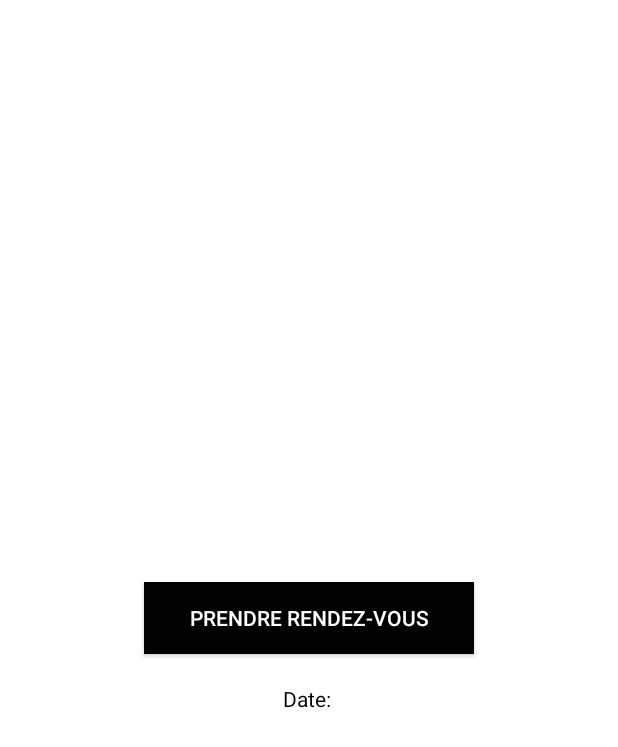
After one commit to BadreddineZatout/AskDoc_MobileApp, an Android app: the ChooseDateFragment screen opened directly, with no data from a screen before it, on a phone screen of 412 x 824 dp. The commit adds this screen. Shown: the top 747 px of the screen. Run offline under Robolectric (Android 15) with nearby library versions, the phone set to English and light mode, and no system bars; Roboto replaces fonts that are not available here.

Commit message:
add fragments

```diff
--- a/app/src/main/java/com/example/askdoc/HomeActivity.kt
+++ b/app/src/main/java/com/example/askdoc/HomeActivity.kt
@@ -1,30 +1,18 @@
 package com.example.askdoc
 
-import android.app.DatePickerDialog
 import androidx.appcompat.app.AppCompatActivity
 import android.os.Bundle
-import android.view.View
-import android.widget.DatePicker
-import androidx.core.view.isVisible
-import kotlinx.android.synthetic.main.activity_home.*
-import java.util.*
+import com.example.askdoc.fragments.ChooseDateFragment
 
 class HomeActivity : AppCompatActivity() {
     override fun onCreate(savedInstanceState: Bundle?) {
         super.onCreate(savedInstanceState)
         setContentView(R.layout.activity_home)
 
-        // Calendar
-        val c = Calendar.getInstance()
-        val year = c.get(Calendar.YEAR)
-        val month = c.get(Calendar.MONTH)
-        val day = c.get(Calendar.DAY_OF_MONTH)
-        bookingButton.setOnClickListener{
-            val dpd = DatePickerDialog(this,DatePickerDialog.OnDateSetListener { view, mYear, mMonth, mDay ->
-                dateView.setText(""+mDay+"/"+ (mMonth.toInt()+1)+"/"+mYear)
-                hourButton.visibility= View.VISIBLE
-            },year,month,day)
-            dpd.show()
+        if(savedInstanceState == null) {
+            supportFragmentManager.beginTransaction()
+                .replace(R.id.homeActivity,ChooseDateFragment.newInstance())
+                .commitNow()
         }
     }
 }
--- /dev/null
+++ b/app/src/main/java/com/example/askdoc/fragments/ChooseDateFragment.kt
@@ -0,0 +1,92 @@
+package com.example.askdoc.fragments
+
+import android.app.DatePickerDialog
+import android.os.Bundle
+import androidx.fragment.app.Fragment
+import android.view.LayoutInflater
+import android.view.View
+import android.view.ViewGroup
+import androidx.appcompat.app.AppCompatActivity
+import com.example.askdoc.R
+import kotlinx.android.synthetic.main.activity_home.*
+import kotlinx.android.synthetic.main.fragment_choose_date.*
+import java.util.*
+
+// TODO: Rename parameter arguments, choose names that match
+// the fragment initialization parameters, e.g. ARG_ITEM_NUMBER
+private const val ARG_PARAM1 = "param1"
+private const val ARG_PARAM2 = "param2"
+
+/**
+ * A simple [Fragment] subclass.
+ * Use the [ChooseDateFragment.newInstance] factory method to
+ * create an instance of this fragment.
+ */
+class ChooseDateFragment : Fragment() {
+    // TODO: Rename and change types of parameters
+    private var param1: String? = null
+    private var param2: String? = null
+
+    override fun onCreate(savedInstanceState: Bundle?) {
+        super.onCreate(savedInstanceState)
+        arguments?.let {
+            // param1 = it.getString(ARG_PARAM1)
+            // param2 = it.getString(ARG_PARAM2)
+        }
+
+    }
+
+    override fun onCreateView(
+        inflater: LayoutInflater, container: ViewGroup?,
+        savedInstanceState: Bundle?
+    ): View? {
+        // Inflate the layout for this fragment
+        return inflater.inflate(R.layout.fragment_choose_date, container, false)
+    }
+
+    companion object {
+        /**
+         * Use this factory method to create a new instance of
+         * this fragment using the provided parameters.
+         *
+         * @param param1 Parameter 1.
+         * @param param2 Parameter 2.
+         * @return A new instance of fragment ChooseDateFragment.
+         */
+        // TODO: Rename and change types and number of parameters
+        @JvmStatic
+        fun newInstance(/*param1: String, param2: String*/) =
+            ChooseDateFragment()/*.apply {
+                arguments = Bundle().apply {
+                    // putString(ARG_PARAM1, param1)
+                    // putString(ARG_PARAM2, param2)
+                }
+            }*/
+    }
+
+    override fun onActivityCreated(savedInstanceState: Bundle?) {
+        super.onActivityCreated(savedInstanceState)
+        // Calendar
+        val c = Calendar.getInstance()
+        val year = c.get(Calendar.YEAR)
+        val month = c.get(Calendar.MONTH)
+        val day = c.get(Calendar.DAY_OF_MONTH)
+        bookingButton.setOnClickListener{
+            val dpd = DatePickerDialog(chooseDateFragment.context,
+                DatePickerDialog.OnDateSetListener { view, mYear, mMonth, mDay ->
+                    dateView.setText(""+mDay+"/"+ (mMonth.toInt()+1)+"/"+mYear)
+                    hourButton.visibility= View.VISIBLE
+                },year,month,day)
+            dpd.show()
+        }
+
+        hourButton.setOnClickListener {
+            if(savedInstanceState == null ){
+                activity?.supportFragmentManager?.beginTransaction()
+                    ?.replace(R.id.homeActivity,ChooseHourFragment.newInstance(dateView.text.toString()))
+                    ?.commitNow()
+            }
+        }
+        // TODO: Use the ViewModel
+    }
+}
--- a/app/src/main/java/com/example/askdoc/models/Booking.kt
+++ b/app/src/main/java/com/example/askdoc/models/Booking.kt
@@ -11,7 +11,7 @@ import java.util.*
 data class Booking (
     @PrimaryKey
     val bookingId:Long,
-    val bookingDate: Date?,
+    val bookingDate: String?,
     val bookingTime: String,
     val doctorId:Long)
 {
--- /dev/null
+++ b/app/src/main/res/layout/fragment_choose_date.xml
@@ -0,0 +1,48 @@
+<?xml version="1.0" encoding="utf-8"?>
+<androidx.constraintlayout.widget.ConstraintLayout
+    xmlns:app="http://schemas.android.com/apk/res-auto"
+    xmlns:android="http://schemas.android.com/apk/res/android"
+    xmlns:tools="http://schemas.android.com/tools"
+    android:id="@+id/chooseDateFragment"
+    android:layout_width="match_parent"
+    android:layout_height="match_parent"
+    tools:context=".fragments.ChooseDateFragment">
+
+    <!-- TODO: Update blank fragment layout -->
+    <Button
+        android:id="@+id/bookingButton"
+        android:layout_width="220dp"
+        android:layout_height="48dp"
+        android:background="#000000"
+        android:text="Prendre Rendez-Vous"
+        app:layout_constraintBottom_toBottomOf="parent"
+        app:layout_constraintEnd_toEndOf="parent"
+        app:layout_constraintStart_toStartOf="parent"
+        app:layout_constraintTop_toTopOf="parent" />
+
+    <TextView
+        android:id="@+id/dateView"
+        android:layout_width="wrap_content"
+        android:layout_height="wrap_content"
+        android:layout_marginTop="20dp"
+        android:text="Date: "
+        android:textColor="#000000"
+        app:layout_constraintEnd_toEndOf="parent"
+        app:layout_constraintHorizontal_bias="0.5"
+        app:layout_constraintStart_toStartOf="parent"
+        app:layout_constraintTop_toBottomOf="@+id/bookingButton" />
+
+    <Button
+        android:id="@+id/hourButton"
+        android:visibility="invisible"
+        android:layout_width="116dp"
+        android:layout_height="34dp"
+        android:layout_marginBottom="20dp"
+        android:background="#2196F3"
+        android:text="Suivant"
+        app:layout_constraintBottom_toBottomOf="parent"
+        app:layout_constraintEnd_toEndOf="parent"
+        app:layout_constraintHorizontal_bias="0.5"
+        app:layout_constraintStart_toStartOf="parent" />
+
+</androidx.constraintlayout.widget.ConstraintLayout>
```
Also changed, not shown: app/src/main/java/com/example/askdoc/fragments/ChooseHourFragment.kt (+14 -8 lines), app/src/main/res/layout/activity_home.xml (+1 -36 lines), app/src/main/res/layout/fragment_choose_hour.xml (+15 -9 lines).
